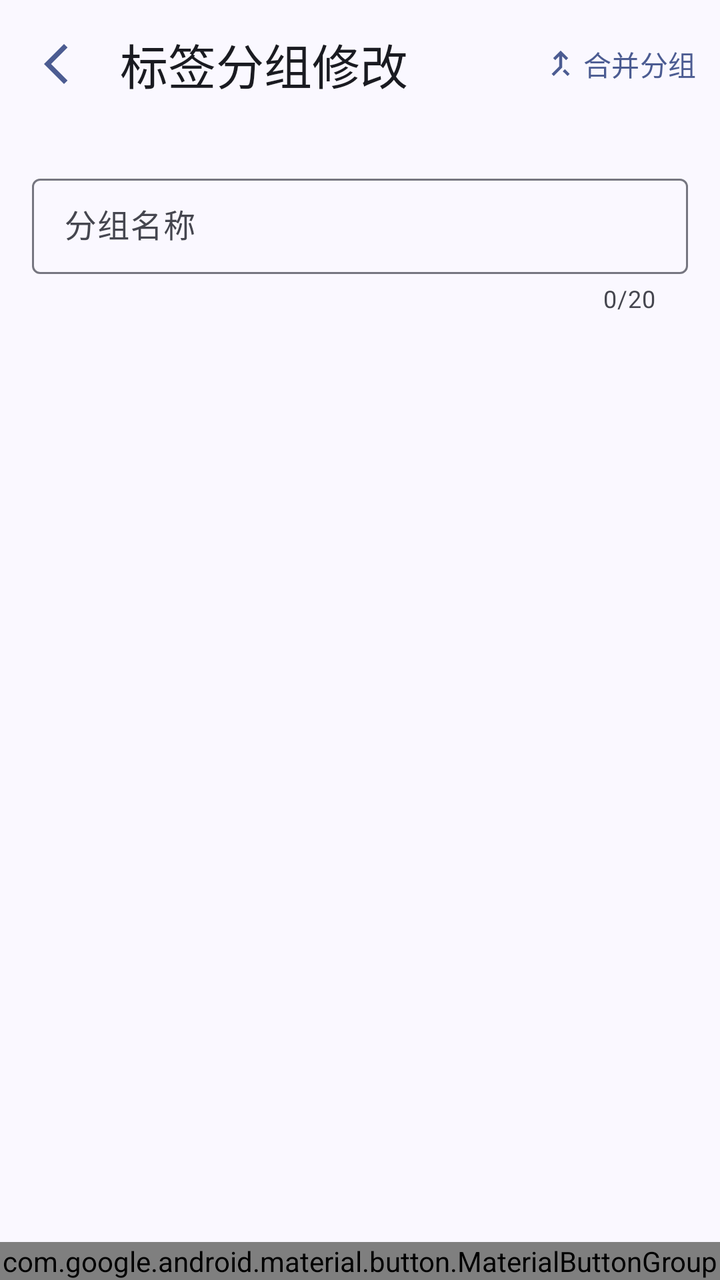
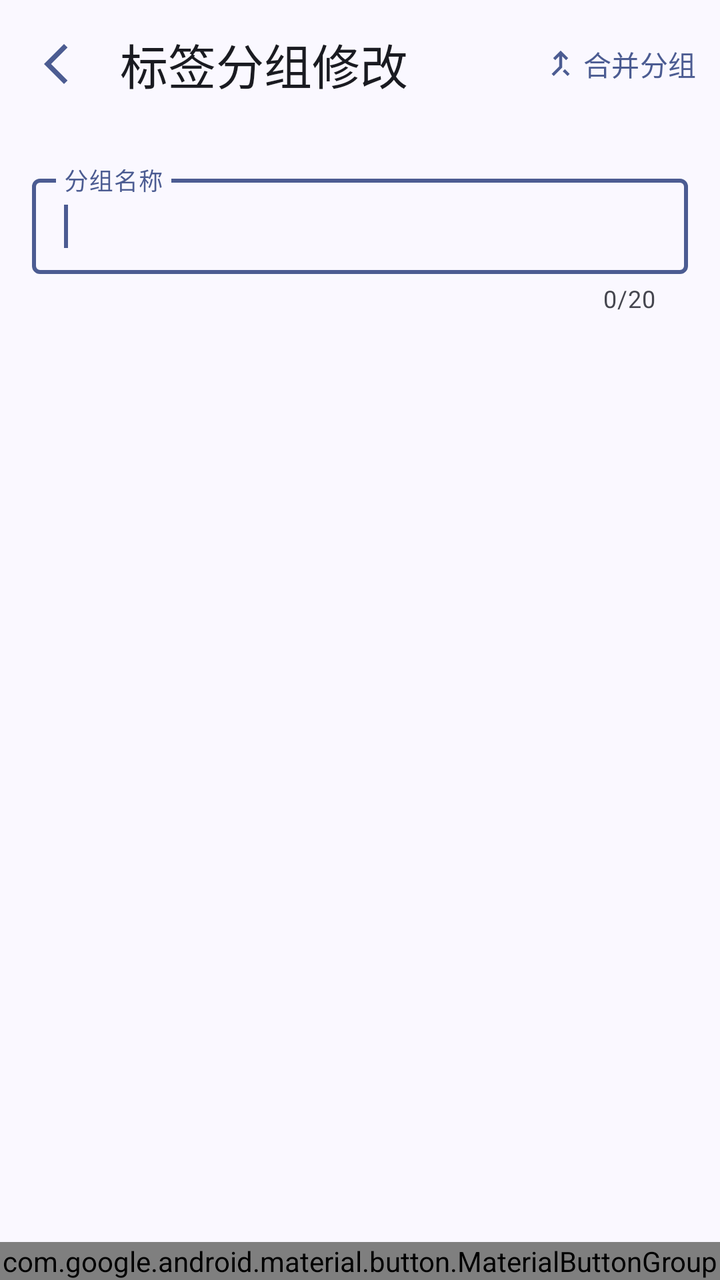

An Android layout rendered at two revisions. The XML below is the earlier revision; the diff shows what the commit changed to produce the second picture.
<!-- AndroidManifest.xml: application theme Theme.ManagerAssistant.Static -->
<!-- res/layout/activity_group_modify.xml -->
<androidx.constraintlayout.widget.ConstraintLayout xmlns:android="http://schemas.android.com/apk/res/android"
    xmlns:app="http://schemas.android.com/apk/res-auto"
    xmlns:tools="http://schemas.android.com/tools"
    style="@style/CommonPageStyle"
    android:layout_width="match_parent"
    android:layout_height="match_parent"
    tools:context=".ui.pages.bookkeeping.tag.GroupModifyActivity">

    <com.google.android.material.appbar.MaterialToolbar
        android:id="@+id/toolbar"
        android:layout_width="match_parent"
        android:layout_height="?attr/actionBarSize"
        app:layout_constraintEnd_toEndOf="parent"
        app:layout_constraintStart_toStartOf="parent"
        app:layout_constraintTop_toTopOf="parent"
        app:title="标签分组修改">

        <com.google.android.material.button.MaterialButton
            android:id="@+id/merge_btn"
            style="@style/TextBtnStyle"
            android:layout_width="wrap_content"
            android:layout_height="wrap_content"
            android:layout_gravity="end"
            android:text="@string/group_merge"
            app:icon="@drawable/outline_call_merge_24"
            app:iconGravity="textStart" />
    </com.google.android.material.appbar.MaterialToolbar>

    <ScrollView
        android:layout_width="match_parent"
        android:layout_height="0dp"
        app:layout_constraintBottom_toTopOf="@+id/bottom_btn_group"
        app:layout_constraintTop_toBottomOf="@+id/toolbar">

        <LinearLayout
            android:layout_width="match_parent"
            android:layout_height="wrap_content"
            android:orientation="vertical"
            android:padding="16dp">

            <com.google.android.material.textfield.TextInputLayout
                android:id="@+id/group_name_layout"
                style="@style/CommonTextInputLayoutStyle"
                android:layout_width="match_parent"
                android:layout_height="wrap_content"
                app:counterMaxLength="20"
                app:endIconDrawable="@drawable/baseline_clear_24"
                app:endIconMode="clear_text">

                <com.google.android.material.textfield.TextInputEditText
                    android:id="@+id/tag_group_input"
                    style="@style/UserInputEditTextStyle"
                    android:layout_width="match_parent"
                    android:layout_height="match_parent"
                    android:hint="@string/group_name" />
            </com.google.android.material.textfield.TextInputLayout>
        </LinearLayout>
    </ScrollView>

    <com.google.android.material.button.MaterialButtonGroup
        android:id="@+id/bottom_btn_group"
        android:layout_width="match_parent"
        android:layout_height="wrap_content"
        android:gravity="center_horizontal"
        app:layout_constraintBottom_toBottomOf="parent">

        <com.google.android.material.button.MaterialButton
            android:id="@+id/delete_btn"
            style="@style/OutlinedBtnStyle"
            android:layout_width="wrap_content"
            android:layout_height="wrap_content"
            android:text="@string/delete" />

        <com.google.android.material.button.MaterialButton
            android:id="@+id/cancel_btn"
            style="@style/OutlinedBtnStyle"
            android:layout_width="wrap_content"
            android:layout_height="wrap_content"
            android:text="@string/cancel" />

        <com.google.android.material.button.MaterialButton
            android:id="@+id/finish_btn"
            style="@style/CommonBtnStyle"
            android:layout_width="wrap_content"
            android:layout_height="wrap_content"
            android:text="@string/finish" />
    </com.google.android.material.button.MaterialButtonGroup>
</androidx.constraintlayout.widget.ConstraintLayout>
<!-- resources referenced by this layout -->
<resources>
  <string name="cancel">取消</string>
  <string name="delete">删除</string>
  <string name="finish">完成</string>
  <string name="group_merge">合并分组</string>
  <string name="group_name">分组名称</string>
  <style name="CommonPageStyle">
          <item name="android:fitsSystemWindows">true</item>
          <item name="android:background">?attr/colorSurface</item>
      </style>
  <style name="CommonTextInputLayoutStyle" parent="Widget.Material3.TextInputLayout.OutlinedBox.Dense">
          <item name="errorEnabled">true</item>
          <item name="counterEnabled">true</item>
          <item name="helperTextEnabled">true</item>
          <item name="android:layout_marginTop">4dp</item>
          <item name="android:layout_marginBottom">4dp</item>
      </style>
  <style name="TextBtnStyle" parent="Widget.Material3.Button.TextButton">
          <item name="android:textColor">?attr/colorPrimary</item>
          <item name="iconPadding">2dp</item>
      </style>
  <style name="UserInputEditTextStyle" parent="Widget.Material3.TextInputEditText.OutlinedBox.Dense">
          <item name="android:inputType">text</item>
          <item name="android:textColorHighlight">?attr/colorSurfaceVariant</item>
          <item name="android:maxLength">20</item>
      </style>
  <color name="md_theme_primary">#4C5C92</color>
  <color name="md_theme_onPrimary">#FFFFFF</color>
  <color name="md_theme_primaryContainer">#DBE1FF</color>
  <color name="md_theme_onPrimaryContainer">#344479</color>
  <color name="md_theme_secondary">#595E72</color>
  <color name="md_theme_onSecondary">#FFFFFF</color>
  <color name="md_theme_secondaryContainer">#DDE1F9</color>
  <color name="md_theme_onSecondaryContainer">#414659</color>
  <color name="md_theme_tertiary">#745470</color>
  <color name="md_theme_onTertiary">#FFFFFF</color>
  <color name="md_theme_tertiaryContainer">#FFD6F7</color>
  <color name="md_theme_onTertiaryContainer">#5B3D57</color>
  <color name="md_theme_error">#BA1A1A</color>
  <color name="md_theme_onError">#FFFFFF</color>
  <color name="md_theme_errorContainer">#FFDAD6</color>
  <color name="md_theme_onErrorContainer">#93000A</color>
  <color name="md_theme_background">#FAF8FF</color>
  <color name="md_theme_onBackground">#1A1B21</color>
  <color name="md_theme_surface">#FAF8FF</color>
  <color name="md_theme_onSurface">#1A1B21</color>
  <color name="md_theme_surfaceVariant">#E2E1EC</color>
  <color name="md_theme_onSurfaceVariant">#45464F</color>
  <color name="md_theme_outline">#767680</color>
  <color name="md_theme_outlineVariant">#C6C6D0</color>
  <color name="md_theme_inverseSurface">#2F3036</color>
  <color name="md_theme_inverseOnSurface">#F1F0F7</color>
  <color name="md_theme_inversePrimary">#B5C4FF</color>
  <color name="md_theme_primaryFixed">#DBE1FF</color>
  <color name="md_theme_onPrimaryFixed">#02174B</color>
  <color name="md_theme_primaryFixedDim">#B5C4FF</color>
  <color name="md_theme_onPrimaryFixedVariant">#344479</color>
  <color name="md_theme_secondaryFixed">#DDE1F9</color>
  <color name="md_theme_onSecondaryFixed">#161B2C</color>
  <color name="md_theme_secondaryFixedDim">#C1C5DD</color>
  <color name="md_theme_onSecondaryFixedVariant">#414659</color>
  <color name="md_theme_tertiaryFixed">#FFD6F7</color>
  <color name="md_theme_onTertiaryFixed">#2B122A</color>
  <color name="md_theme_tertiaryFixedDim">#E2BBDB</color>
  <color name="md_theme_onTertiaryFixedVariant">#5B3D57</color>
  <color name="md_theme_surfaceDim">#DAD9E0</color>
  <color name="md_theme_surfaceBright">#FAF8FF</color>
  <color name="md_theme_surfaceContainerLowest">#FFFFFF</color>
  <color name="md_theme_surfaceContainerLow">#F4F3FA</color>
  <color name="md_theme_surfaceContainer">#EEEDF4</color>
  <color name="md_theme_surfaceContainerHigh">#E9E7EF</color>
  <color name="md_theme_surfaceContainerHighest">#E3E1E9</color>
  <!-- unchanged entries left out for length: 7 -->
</resources>

<!-- the commit's change to res/layout/activity_group_modify.xml (unified diff, before → after) -->
@@ -47,6 +47,8 @@
                 app:endIconDrawable="@drawable/baseline_clear_24"
                 app:endIconMode="clear_text">
 
+                <requestFocus />
+
                 <com.google.android.material.textfield.TextInputEditText
                     android:id="@+id/tag_group_input"
                     style="@style/UserInputEditTextStyle"
